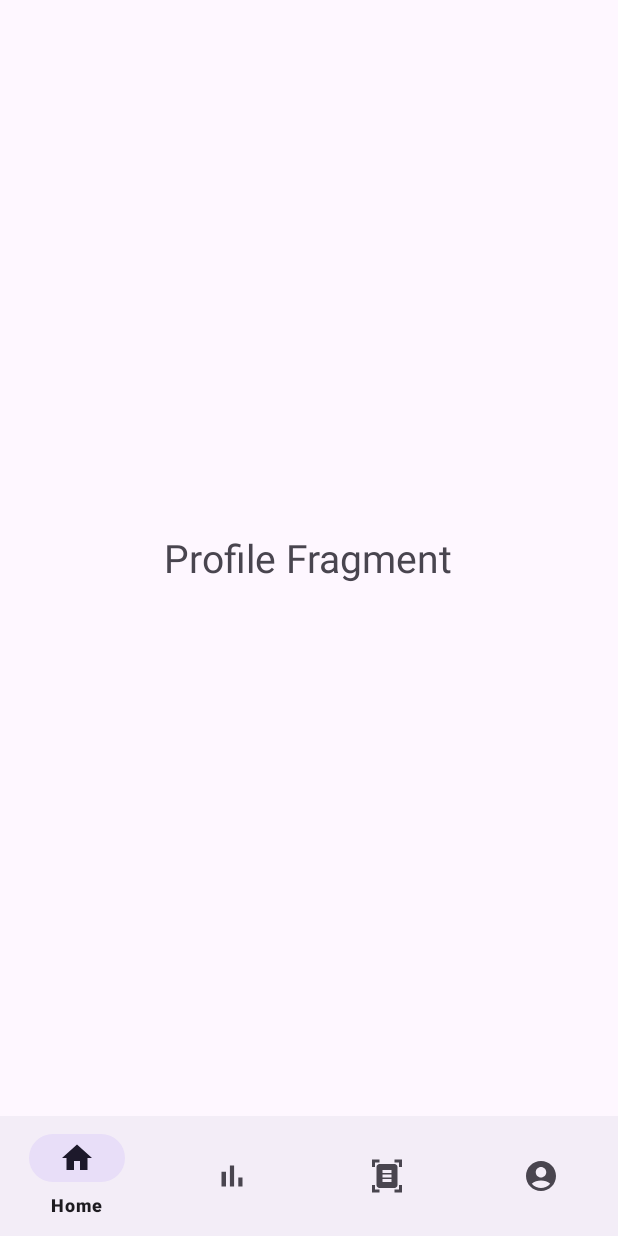
After one commit to tyronefsn/DiseaseDetectionApp, an Android app: the fragment ProfileFragment placed in its activity, on a phone screen of 412 x 824 dp. The commit adds this screen. Run offline under Robolectric (Android 15) with nearby library versions, the phone set to English and light mode, and no system bars.

Commit message:
feat: create profile fragment
change some specification to match design from stakeholders

```diff
--- /dev/null
+++ b/app/src/main/java/com/example/diseasedetectionapp/ProfileFragment.java
@@ -0,0 +1,64 @@
+package com.example.diseasedetectionapp;
+
+import android.os.Bundle;
+
+import androidx.fragment.app.Fragment;
+
+import android.view.LayoutInflater;
+import android.view.View;
+import android.view.ViewGroup;
+
+/**
+ * A simple {@link Fragment} subclass.
+ * Use the {@link ProfileFragment#newInstance} factory method to
+ * create an instance of this fragment.
+ */
+public class ProfileFragment extends Fragment {
+
+    // TODO: Rename parameter arguments, choose names that match
+    // the fragment initialization parameters, e.g. ARG_ITEM_NUMBER
+    private static final String ARG_PARAM1 = "param1";
+    private static final String ARG_PARAM2 = "param2";
+
+    // TODO: Rename and change types of parameters
+    private String mParam1;
+    private String mParam2;
+
+    public ProfileFragment() {
+        // Required empty public constructor
+    }
+
+    /**
+     * Use this factory method to create a new instance of
+     * this fragment using the provided parameters.
+     *
+     * @param param1 Parameter 1.
+     * @param param2 Parameter 2.
+     * @return A new instance of fragment ProfileFragment.
+     */
+    // TODO: Rename and change types and number of parameters
+    public static ProfileFragment newInstance(String param1, String param2) {
+        ProfileFragment fragment = new ProfileFragment();
+        Bundle args = new Bundle();
+        args.putString(ARG_PARAM1, param1);
+        args.putString(ARG_PARAM2, param2);
+        fragment.setArguments(args);
+        return fragment;
+    }
+
+    @Override
+    public void onCreate(Bundle savedInstanceState) {
+        super.onCreate(savedInstanceState);
+        if (getArguments() != null) {
+            mParam1 = getArguments().getString(ARG_PARAM1);
+            mParam2 = getArguments().getString(ARG_PARAM2);
+        }
+    }
+
+    @Override
+    public View onCreateView(LayoutInflater inflater, ViewGroup container,
+                             Bundle savedInstanceState) {
+        // Inflate the layout for this fragment
+        return inflater.inflate(R.layout.fragment_profile, container, false);
+    }
+}
--- /dev/null
+++ b/app/src/main/res/drawable/baseline_account_circle_24.xml
@@ -0,0 +1,5 @@
+<vector xmlns:android="http://schemas.android.com/apk/res/android" android:height="24dp" android:tint="#000000" android:viewportHeight="24" android:viewportWidth="24" android:width="24dp">
+
+    <path android:fillColor="@android:color/white" android:pathData="M12,2C6.48,2 2,6.48 2,12s4.48,10 10,10s10,-4.48 10,-10S17.52,2 12,2zM12,6c1.93,0 3.5,1.57 3.5,3.5S13.93,13 12,13s-3.5,-1.57 -3.5,-3.5S10.07,6 12,6zM12,20c-2.03,0 -4.43,-0.82 -6.14,-2.88C7.55,15.8 9.68,15 12,15s4.45,0.8 6.14,2.12C16.43,19.18 14.03,20 12,20z"/>
+
+</vector>
--- /dev/null
+++ b/app/src/main/res/drawable/baseline_bar_chart_24.xml
@@ -0,0 +1,5 @@
+<vector xmlns:android="http://schemas.android.com/apk/res/android" android:height="24dp" android:tint="#000000" android:viewportHeight="24" android:viewportWidth="24" android:width="24dp">
+
+    <path android:fillColor="@android:color/white" android:pathData="M5,9.2h3L8,19L5,19zM10.6,5h2.8v14h-2.8zM16.2,13L19,13v6h-2.8z"/>
+
+</vector>
--- /dev/null
+++ b/app/src/main/res/drawable/baseline_document_scanner_24.xml
@@ -0,0 +1,5 @@
+<vector xmlns:android="http://schemas.android.com/apk/res/android" android:height="24dp" android:tint="#000000" android:viewportHeight="24" android:viewportWidth="24" android:width="24dp">
+
+    <path android:fillColor="@android:color/white" android:pathData="M7,3H4v3H2V1h5V3zM22,6V1h-5v2h3v3H22zM7,21H4v-3H2v5h5V21zM20,18v3h-3v2h5v-5H20zM19,18c0,1.1 -0.9,2 -2,2H7c-1.1,0 -2,-0.9 -2,-2V6c0,-1.1 0.9,-2 2,-2h10c1.1,0 2,0.9 2,2V18zM15,8H9v2h6V8zM15,11H9v2h6V11zM15,14H9v2h6V14z"/>
+
+</vector>
--- /dev/null
+++ b/app/src/main/res/layout/fragment_profile.xml
@@ -0,0 +1,16 @@
+<?xml version="1.0" encoding="utf-8"?>
+<FrameLayout xmlns:android="http://schemas.android.com/apk/res/android"
+    xmlns:tools="http://schemas.android.com/tools"
+    android:layout_width="match_parent"
+    android:layout_height="match_parent"
+    tools:context=".ProfileFragment">
+
+    <!-- TODO: Update blank fragment layout -->
+    <TextView
+        android:layout_width="wrap_content"
+        android:layout_height="wrap_content"
+        android:textSize="26dp"
+        android:layout_gravity="center"
+        android:text="Profile Fragment" />
+
+</FrameLayout>
--- a/app/src/main/res/menu/bottom_nav.xml
+++ b/app/src/main/res/menu/bottom_nav.xml
@@ -1,13 +1,16 @@
 <?xml version="1.0" encoding="utf-8"?>
 <menu xmlns:android="http://schemas.android.com/apk/res/android">
 
-    <item android:title="Set Values"
-        android:id="@+id/set_values"
-        android:icon="@drawable/baseline_add_alarm_24"/>
     <item android:title="Home"
         android:id="@+id/home"
         android:icon="@drawable/baseline_home_24"/>
+    <item android:title="Set Values"
+        android:id="@+id/set_values"
+        android:icon="@drawable/baseline_bar_chart_24"/>
     <item android:title="Detect"
         android:id="@+id/detect"
-        android:icon="@drawable/baseline_photo_camera_24"/>
+        android:icon="@drawable/baseline_document_scanner_24"/>
+    <item android:title="Profile"
+        android:id="@+id/profile"
+        android:icon="@drawable/baseline_account_circle_24"/>
 </menu>
```
Also changed, not shown: app/src/main/java/com/example/diseasedetectionapp/MainActivity.java (+2 -5 lines).
